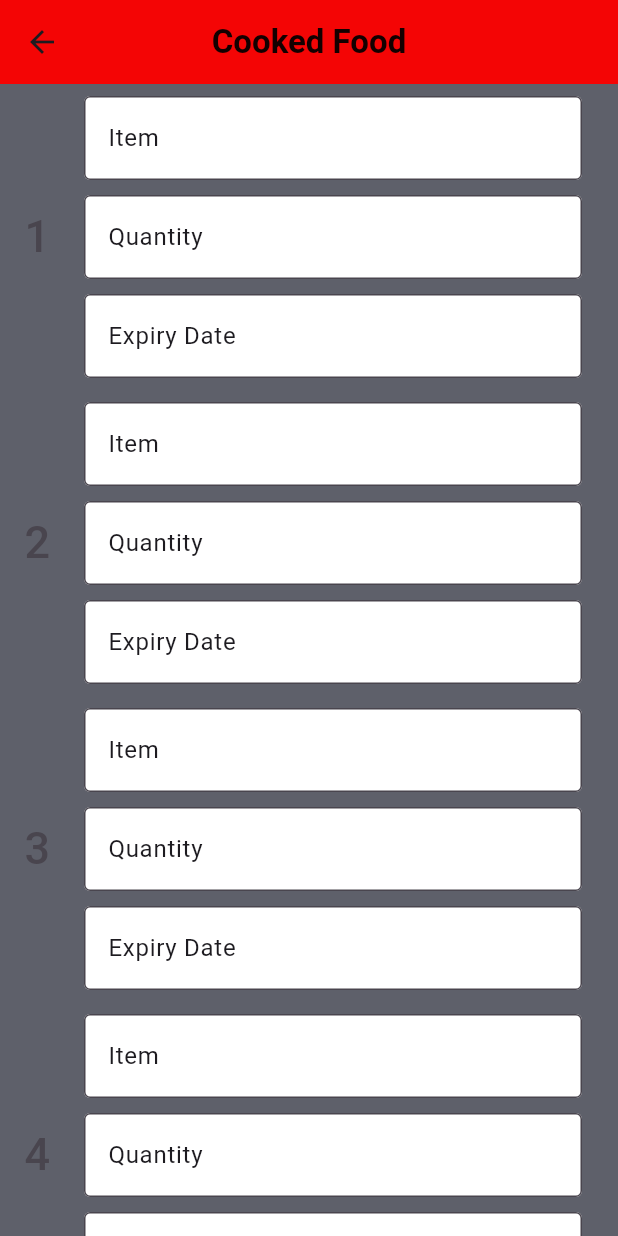
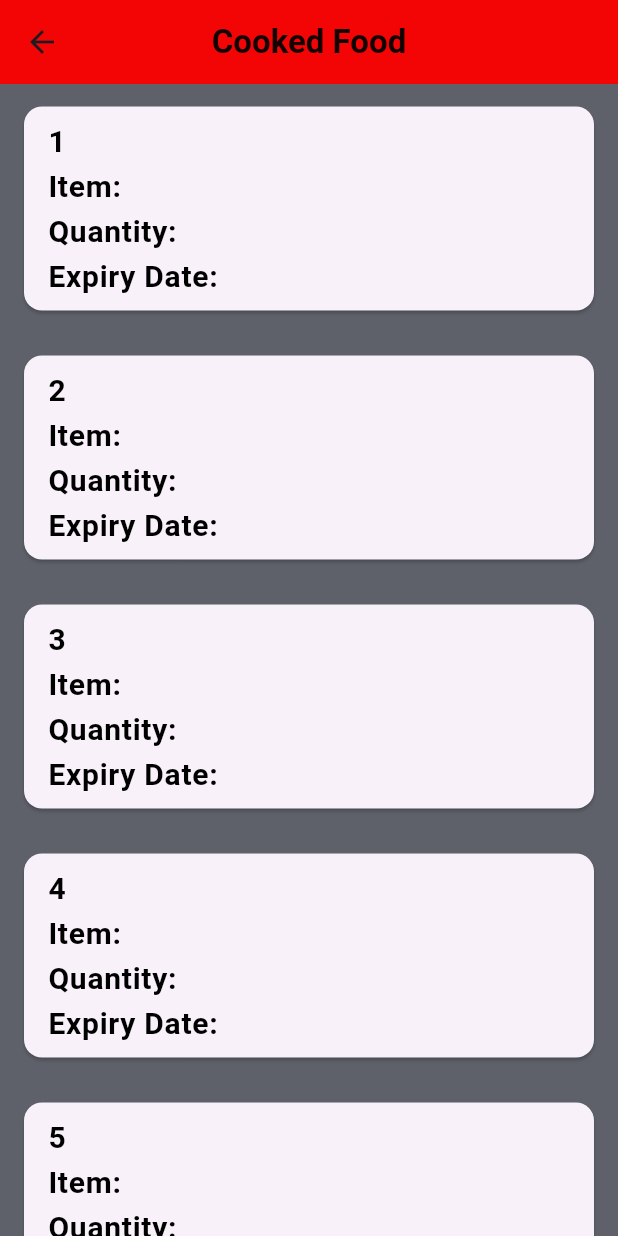
Before and after one commit to VasantatiChitraksh/FeedForward, a Flutter app: the CookedFood screen opened by its route, on a phone screen of 412 x 824 dp. Run offline on Flutter 3.47's test engine with Material 3 defaults, Android fonts, the phone set to English and light mode, and no system bars; our stand-ins replace cloud_firestore, firebase_auth, firebase_core, flutter_map, geolocator, image_picker and 2 more; accounts and stored records are empty.

Commit message:
CookedFood

```diff
--- a/fbm_app/lib/Pages/Food_Bank_Management/volunteers_info.dart
+++ b/fbm_app/lib/Pages/Food_Bank_Management/volunteers_info.dart
@@ -96,6 +96,7 @@ class volunteers_info extends StatelessWidget {
               )
             ],
           ),
-        ));
+        ),
+        );
   }
 }
--- a/fbm_app/lib/Pages/Inventory/Cooked_food.dart
+++ b/fbm_app/lib/Pages/Inventory/Cooked_food.dart
@@ -1,4 +1,5 @@
 import 'package:fbm_app/Styles/BgColor.dart';
+import 'package:fbm_app/Styles/TextStyle.dart';
 import 'package:flutter/material.dart';
 
 class CookedFood extends StatelessWidget {
@@ -6,7 +7,68 @@ class CookedFood extends StatelessWidget {
 
   @override
   Widget build(BuildContext context) {
-    final List<String> volunteer = ['1', '2', '3', '4', '5', '6', '7'];
+    final List<Map<String, String>> Volunteers = [
+      {
+        'Sno': '1',
+        'title': 'Item:',
+        'body': 'Quantity:',
+        'expiry': 'Expiry Date:'
+      },
+      {
+        'Sno': '2',
+        'title': 'Item:',
+        'body': 'Quantity:',
+        'expiry': 'Expiry Date:'
+      },
+      {
+        'Sno': '3',
+        'title': 'Item:',
+        'body': 'Quantity:',
+        'expiry': 'Expiry Date:'
+      },
+      {
+        'Sno': '4',
+        'title': 'Item:',
+        'body': 'Quantity:',
+        'expiry': 'Expiry Date:'
+      },
+      {
+        'Sno': '5',
+        'title': 'Item:',
+        'body': 'Quantity:',
+        'expiry': 'Expiry Date:'
+      },
+      {
+        'Sno': '6',
+        'title': 'Item:',
+        'body': 'Quantity:',
+        'expiry': 'Expiry Date:'
+      },
+      {
+        'Sno': '7',
+        'title': 'Item:',
+        'body': 'Quantity:',
+        'expiry': 'Expiry Date:'
+      },
+      {
+        'Sno': '8',
+        'title': 'Item:',
+        'body': 'Quantity:',
+        'expiry': 'Expiry Date:'
+      },
+      {
+        'Sno': '9',
+        'title': 'Item:',
+        'body': 'Quantity:',
+        'expiry': 'Expiry Date:'
+      },
+      {
+        'Sno': '10',
+        'title': 'Item:',
+        'body': 'Quantity:',
+        'expiry': 'Expiry Date:'
+      },
+    ];
 
     return Scaffold(
       backgroundColor: AppTheme.bgcolor(),
@@ -21,56 +83,36 @@ class CookedFood extends StatelessWidget {
         ),
         centerTitle: true,
       ),
-      body: Stack(
+      body: SingleChildScrollView(
+        child: Column(
           children: [
-          ListView.builder(
-            itemCount: volunteer.length,
+            Container(
+              height: 800,
+              child: ListView.builder(
+                itemCount: Volunteers.length,
                 itemBuilder: (BuildContext context, int index) {
-              return ListTile(
-                leading: Text(
-                  volunteer[index],
-                  style: TextStyle(
-                    fontSize: 30,
-                  ),
-                ),
+                  final volunteer = Volunteers[index];
+                  final serial = '${volunteer['Sno']}';
+                  return Card(
+                    margin: EdgeInsets.symmetric(
+                      vertical: 15.0, horizontal: 16.0),
+                    child: ListTile(
                       title: Column(
                         crossAxisAlignment: CrossAxisAlignment.start,
                         children: [
-                    TextField(
-                      controller: TextEditingController(text: 'Item'),
-                      readOnly: true,
-                      decoration: InputDecoration(
-                        border: OutlineInputBorder(),
-                        filled: true,
-                        fillColor: Colors.white,
+                          Text_Theme.text_size(serial, 20),
+                          Text_Theme.text_size(volunteer['title']!, 20),
+                          Text_Theme.text_size(volunteer['body']!, 20),
+                          Text_Theme.text_size(volunteer['expiry']!, 20),
+                        ],
                       ),
-                    ),
-                    SizedBox(height: 10),
-                    TextField(
-                      controller: TextEditingController(text: 'Quantity'),
-                      readOnly: true,
-                      decoration: InputDecoration(
-                        border: OutlineInputBorder(),
-                        filled: true,
-                        fillColor: Colors.white,
-                      ),
-                    ),
-                    SizedBox(height: 10),
-                    TextField(
-                      controller: TextEditingController(text: 'Expiry Date'),
-                      readOnly: true,
-                      decoration: InputDecoration(
-                        border: OutlineInputBorder(),
-                        filled: true,
-                        fillColor: Colors.white,
-                      ),
-                    ),
-                  ],
                     ),
                   );
                 },
               ),
+            )
           ],
+        ),
       ),
     );
   }
--- a/fbm_app/lib/Pages/Inventory/Packaged_food.dart
+++ b/fbm_app/lib/Pages/Inventory/Packaged_food.dart
@@ -9,6 +9,7 @@ class PackagedFood extends StatelessWidget {
     final List<String> volunteer = ['1', '2', '3', '4', '5', '6', '7'];
 
     return Scaffold(
+      backgroundColor: AppTheme.bgcolor(),
       appBar: AppBar(
         backgroundColor: AppTheme.titleColor(),
         title: const Text(
--- a/fbm_app/lib/Pages/Inventory/staple_food.dart
+++ b/fbm_app/lib/Pages/Inventory/staple_food.dart
@@ -7,6 +7,7 @@ class StapleFood extends StatelessWidget {
   @override
   Widget build(BuildContext context) {
     return Scaffold(
+      backgroundColor: AppTheme.bgcolor(),
       appBar: AppBar(
         backgroundColor: AppTheme.titleColor(),
         title: const Text(
```
Lines whose indentation alone changed are shown as unchanged.
